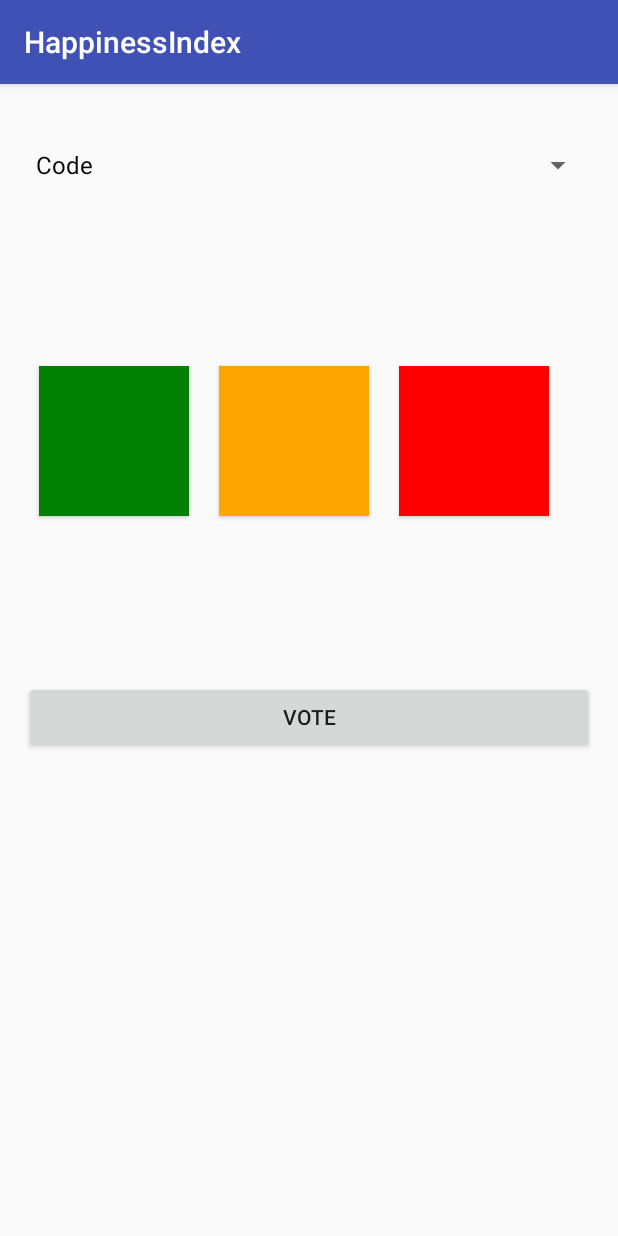
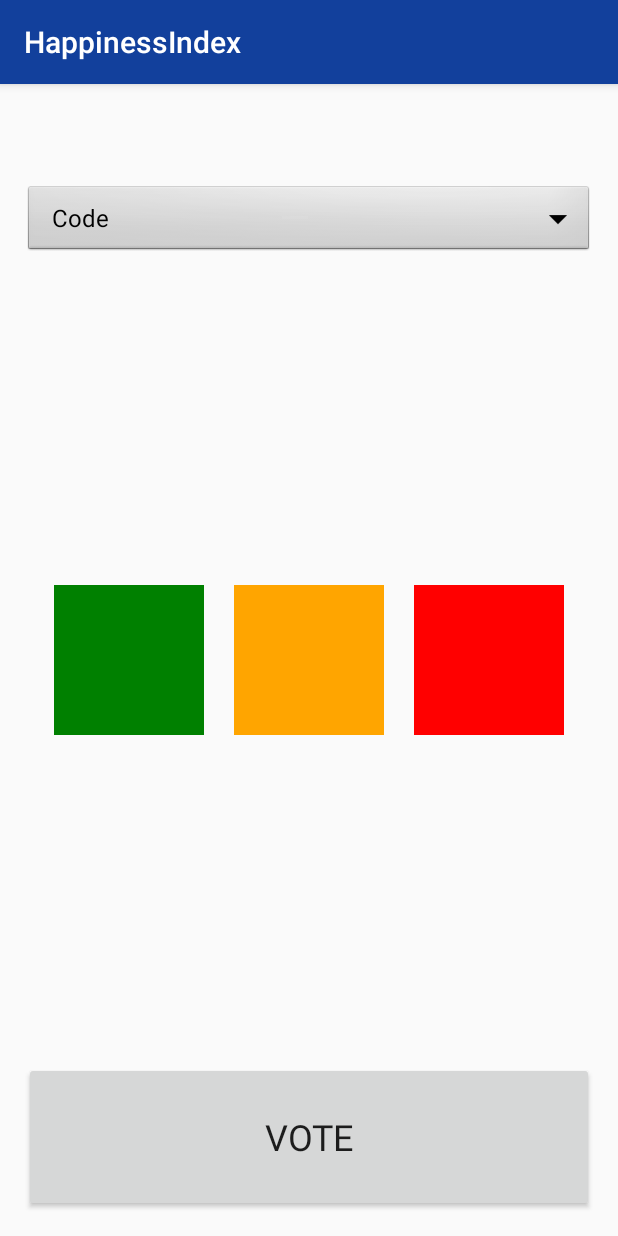
Before and after one commit to AlexandraKapp/HappinessIndex, an Android app: the screen it shows after launch (MainVoteActivity), on a phone screen of 412 x 824 dp. Run offline under Robolectric (Android 15) with nearby library versions, the phone set to English and light mode, and no system bars; our stand-ins replace ButterKnife.

Commit message:
some layout changes

```diff
--- a/app/src/main/java/com/kapp/happinessindex/MainVoteActivity.java
+++ b/app/src/main/java/com/kapp/happinessindex/MainVoteActivity.java
@@ -1,29 +1,66 @@
 package com.kapp.happinessindex;
 
 import android.content.Intent;
+import android.provider.MediaStore;
 import android.support.v7.app.AppCompatActivity;
 import android.os.Bundle;
 import android.util.Log;
 import android.view.View;
 import android.widget.AdapterView;
 import android.widget.ArrayAdapter;
+import android.widget.Button;
+import android.widget.RadioGroup;
 import android.widget.Spinner;
 
-public class MainVoteActivity extends AppCompatActivity implements AdapterView.OnItemSelectedListener {
+import butterknife.BindView;
+import butterknife.ButterKnife;
+
+import static android.R.attr.id;
+import static com.kapp.happinessindex.R.id.vote_radio_button_group;
+
+public class MainVoteActivity extends AppCompatActivity implements AdapterView.OnItemSelectedListener, RadioGroup.OnCheckedChangeListener {
 
     public static String SELECTED_HASHCODE_KEY = "hashcode key";
+
+    @SuppressWarnings("WeakerAccess")
+    @BindView(R.id.drop_down_menu)
     Spinner mDropDownMenu;
+
+
+    @SuppressWarnings("WeakerAccess")
+    @BindView(R.id.vote_radio_button_group)
+    RadioGroup mRadioGroup;
+
+    @SuppressWarnings("WeakerAccess")
+    @BindView(R.id.green_button)
+    Button greenButton;
+
+    @SuppressWarnings("WeakerAccess")
+    @BindView(R.id.orange_button)
+    Button orangeButton;
+
+    @SuppressWarnings("WeakerAccess")
+    @BindView(R.id.red_button)
+    Button redButton;
+
     String selectedHashCode;
+    final int GREEN_SELECTED = 1;
+    final int ORANGE_SELECTED = 2;
+    final int RED_SELECTED = 3;
+
 
     @Override
     protected void onCreate(Bundle savedInstanceState) {
         super.onCreate(savedInstanceState);
         setContentView(R.layout.activity_main_vote);
-        mDropDownMenu = (Spinner) findViewById(R.id.drop_down_menu);
+
+        ButterKnife.bind(this);
+
         ArrayAdapter<CharSequence> adapter = ArrayAdapter.createFromResource(this, R.array.hashcode_options, R.layout.support_simple_spinner_dropdown_item);
         adapter.setDropDownViewResource(R.layout.support_simple_spinner_dropdown_item);
         mDropDownMenu.setAdapter(adapter);
         mDropDownMenu.setOnItemSelectedListener(this);
+        mRadioGroup.setOnCheckedChangeListener(this);
 
 
     }
@@ -33,9 +70,10 @@ public class MainVoteActivity extends AppCompatActivity implements AdapterView.O
         //TODO: check if a button is selected
         //TODO: check if already voted
         //TODO: check if hashtag is selected
+
         //TODO: add vote to database
 
-        Log.e("DEBUG", "selected Hash Code " + selectedHashCode);
+        //getSelectedValue();
 
         Intent nextActivity = new Intent(MainVoteActivity.this, StatsActivity.class);
         nextActivity.putExtra(SELECTED_HASHCODE_KEY, selectedHashCode);
@@ -43,9 +81,29 @@ public class MainVoteActivity extends AppCompatActivity implements AdapterView.O
         startActivity(nextActivity);
     }
 
+    /*
+    returns the selected value green, orange or red
+    if no value is selected -1 is returned
+     */
+    private int getSelectedValue() {
+
+        //TODO: fix bug nullpointerexception
+
+        int selectedValueButton = mRadioGroup.getCheckedRadioButtonId();
+
+        if (selectedValueButton == greenButton.getId()) {
+            return GREEN_SELECTED;
+        } else if (selectedValueButton == orangeButton.getId()) {
+            return ORANGE_SELECTED;
+        } else if (selectedValueButton == redButton.getId()) {
+            return RED_SELECTED;
+        } else {
+            return -1;
+        }
+    }
+
     @Override
     public void onItemSelected(AdapterView<?> parent, View view, int position, long id) {
-        Log.d("DEBUG", "get selected item in onItemselected " + (String) parent.getItemAtPosition(position));
         selectedHashCode = (String) parent.getItemAtPosition(position);
     }
 
@@ -53,4 +111,46 @@ public class MainVoteActivity extends AppCompatActivity implements AdapterView.O
     public void onNothingSelected(AdapterView<?> parent) {
 
     }
+
+    @Override
+    public void onCheckedChanged(RadioGroup group, int checkedId) {
+        int selectedValue = getSelectedValue();
+
+        switch (selectedValue) {
+            case GREEN_SELECTED:
+                greenButton.setBackground(getDrawable(R.drawable.gradient_green));
+                orangeButton.setBackground(getDrawable(R.color.basic_orange));
+                redButton.setBackground(getDrawable(R.color.basic_red));
+
+                greenButton.setElevation(getResources().getDimension(R.dimen.small_elevation));
+                orangeButton.setElevation(getResources().getDimension(R.dimen.no_elevation));
+                redButton.setElevation(getResources().getDimension(R.dimen.no_elevation));
+
+                break;
+            case ORANGE_SELECTED:
+                greenButton.setBackground(getDrawable(R.color.basic_green));
+                orangeButton.setBackground(getDrawable(R.drawable.gradient_orange));
+                redButton.setBackground(getDrawable(R.color.basic_red));
+
+                greenButton.setElevation(getResources().getDimension(R.dimen.no_elevation));
+                orangeButton.setElevation(getResources().getDimension(R.dimen.small_elevation));
+                redButton.setElevation(getResources().getDimension(R.dimen.no_elevation));
+
+                break;
+            case RED_SELECTED:
+                greenButton.setBackground(getDrawable(R.color.basic_green));
+                orangeButton.setBackground(getDrawable(R.color.basic_orange));
+                redButton.setBackground(getDrawable(R.drawable.gradient_red));
+
+
+                greenButton.setElevation(getResources().getDimension(R.dimen.no_elevation));
+                orangeButton.setElevation(getResources().getDimension(R.dimen.no_elevation));
+                redButton.setElevation(getResources().getDimension(R.dimen.small_elevation));
+                break;
+            default:
+                greenButton.setBackground(getDrawable(R.color.basic_green));
+                orangeButton.setBackground(getDrawable(R.color.basic_orange));
+                redButton.setBackground(getDrawable(R.color.basic_red));
+        }
+    }
 }
--- /dev/null
+++ b/app/src/main/res/drawable/gradient_green.xml
@@ -0,0 +1,8 @@
+<?xml version="1.0" encoding="utf-8"?>
+<shape xmlns:android="http://schemas.android.com/apk/res/android"
+    android:shape="rectangle">
+    <gradient
+        android:startColor="@android:color/white"
+        android:endColor="@color/basic_green"
+        android:angle="45" />
+</shape>
--- /dev/null
+++ b/app/src/main/res/drawable/gradient_orange.xml
@@ -0,0 +1,8 @@
+<?xml version="1.0" encoding="utf-8"?>
+<shape xmlns:android="http://schemas.android.com/apk/res/android"
+    android:shape="rectangle">
+    <gradient
+        android:startColor="@android:color/white"
+        android:endColor="@color/basic_orange"
+        android:angle="45" />
+</shape>
--- /dev/null
+++ b/app/src/main/res/drawable/gradient_red.xml
@@ -0,0 +1,8 @@
+<?xml version="1.0" encoding="utf-8"?>
+<shape xmlns:android="http://schemas.android.com/apk/res/android"
+    android:shape="rectangle">
+    <gradient
+        android:startColor="@android:color/white"
+        android:endColor="@color/basic_red"
+        android:angle="45" />
+</shape>
--- /dev/null
+++ b/app/src/main/res/drawable/radio_button.xml
@@ -0,0 +1,3 @@
+<?xml version="1.0" encoding="utf-8"?>
+<selector xmlns:android="http://schemas.android.com/apk/res/android">
+</selector>
--- a/app/src/main/res/layout/activity_main_vote.xml
+++ b/app/src/main/res/layout/activity_main_vote.xml
@@ -1,5 +1,6 @@
 <?xml version="1.0" encoding="utf-8"?>
-<LinearLayout xmlns:android="http://schemas.android.com/apk/res/android"
+<RelativeLayout
+    xmlns:android="http://schemas.android.com/apk/res/android"
     xmlns:tools="http://schemas.android.com/tools"
     android:id="@+id/activity_main_rate"
     android:layout_width="match_parent"
@@ -13,34 +14,31 @@
 
 
     <Spinner
+        android:id="@+id/drop_down_menu"
         android:layout_width="match_parent"
-        android:layout_height="wrap_content"
+        android:layout_height="@dimen/drop_down_height"
         android:layout_gravity="center_horizontal"
-        android:layout_marginTop="14dp"
-        android:id="@+id/drop_down_menu"
+        android:layout_marginTop="50dp"
         android:elevation="@dimen/small_elevation"
+        android:background="@android:drawable/btn_dropdown"
+        android:textAllCaps="true"
+        android:textAppearance="@style/Base.TextAppearance.AppCompat.Display1"
         tools:text="#Code"/>
-
-    <View
-        android:id="@+id/spacer1"
-        android:layout_width="match_parent"
-        android:layout_height="100dp"/>
 
     <include android:id="@+id/colored_buttons"
         layout="@layout/buttons_fragment"
         android:layout_width="wrap_content"
         android:layout_height="wrap_content"
-        android:layout_gravity="center_vertical"/>
+        android:layout_centerVertical="true"
+        android:layout_centerHorizontal="true"/>
 
-
-    <View
-        android:id="@+id/spacer2"
-        android:layout_width="match_parent"
-        android:layout_height="100dp"/>
 
     <Button
         android:layout_width="match_parent"
-        android:layout_height="wrap_content"
+        android:layout_height="@dimen/large_button_height"
         android:text="@string/vote_button_text"
-        android:onClick="vote"/>
-</LinearLayout>
+        android:onClick="vote"
+        android:layout_alignParentBottom="true"
+        android:textAllCaps="true"
+        android:textAppearance="@style/Base.TextAppearance.AppCompat.Headline"/>
+</RelativeLayout>
--- a/app/src/main/res/layout/activity_stats.xml
+++ b/app/src/main/res/layout/activity_stats.xml
@@ -6,6 +6,7 @@
     android:layout_width="match_parent"
     android:layout_height="match_parent"
     android:orientation="vertical"
+    android:background="@color/simple_grey"
     tools:context="com.kapp.happinessindex.StatsActivity">
 
     <TextView
--- a/app/src/main/res/layout/buttons_fragment.xml
+++ b/app/src/main/res/layout/buttons_fragment.xml
@@ -3,25 +3,34 @@
     android:layout_width="wrap_content" android:layout_height="match_parent"
     android:layout_gravity="center_horizontal">
 
-    <Button
-        android:id="@+id/green_button_stats"
+    <RadioGroup
+        android:id="@+id/vote_radio_button_group"
+        android:layout_width="wrap_content"
+        android:layout_height="wrap_content"
+        android:orientation="horizontal">
+
+    <RadioButton
+        android:id="@+id/green_button"
         android:layout_width="@dimen/button_size"
         android:layout_height="@dimen/button_size"
         android:background="@color/basic_green"
         android:layout_margin="@dimen/small_margin"
         android:layout_gravity="center_vertical"/>
-    <Button
-        android:id="@+id/orange_button_stats"
+    <RadioButton
+        android:id="@+id/orange_button"
         android:layout_width="@dimen/button_size"
         android:layout_height="@dimen/button_size"
         android:background="@color/basic_orange"
         android:layout_margin="@dimen/small_margin"
         android:layout_gravity="center_vertical"/>
-    <Button
-        android:id="@+id/red_button_stats"
+
+    <RadioButton
+        android:id="@+id/red_button"
         android:layout_width="@dimen/button_size"
         android:layout_height="@dimen/button_size"
         android:background="@color/basic_red"
         android:layout_margin="@dimen/small_margin"
         android:layout_gravity="center_vertical"/>
+    </RadioGroup>
+
 </LinearLayout>
--- a/app/src/main/res/values/colors.xml
+++ b/app/src/main/res/values/colors.xml
@@ -1,10 +1,12 @@
 <?xml version="1.0" encoding="utf-8"?>
 <resources>
-    <color name="colorPrimary">#3F51B5</color>
-    <color name="colorPrimaryDark">#303F9F</color>
-    <color name="colorAccent">#FF4081</color>
+    <color name="colorPrimary">#12409C</color>
+    <color name="colorPrimaryDark">#0B2861</color>
+    <color name="colorAccent">#75A0BB</color>
 
     <color name="basic_green">#008000</color>
     <color name="basic_orange">#FFA500</color>
     <color name="basic_red">#FF0000</color>
+
+    <color name="simple_grey">#DDE2E6</color>
 </resources>
--- a/app/src/main/res/values/dimens.xml
+++ b/app/src/main/res/values/dimens.xml
@@ -5,5 +5,8 @@
     <dimen name="button_size">100dp</dimen>
     <dimen name="small_margin">10dp</dimen>
     <dimen name="medium_margin">20dp</dimen>
-    <dimen name="small_elevation">5dp</dimen>
+    <dimen name="small_elevation">1dp</dimen>
+    <dimen name="no_elevation">0dp</dimen>
+    <dimen name="drop_down_height">50dp</dimen>
+    <dimen name="large_button_height">100dp</dimen>
 </resources>
--- a/app/src/main/res/values/styles.xml
+++ b/app/src/main/res/values/styles.xml
@@ -6,6 +6,11 @@
         <item name="colorPrimary">@color/colorPrimary</item>
         <item name="colorPrimaryDark">@color/colorPrimaryDark</item>
         <item name="colorAccent">@color/colorAccent</item>
+        <item name="android:radioButtonStyle">@style/RadioButton</item>
+    </style>
+
+    <style name="RadioButton" parent="@android:style/Widget.CompoundButton.RadioButton">
+        <item name="android:button">@drawable/radio_button</item>
     </style>
 
 </resources>
```
Also changed, not shown: app/src/main/java/com/kapp/happinessindex/TabFragment.java (+3 -4 lines), app/src/main/res/layout/tab_colorfields_fragment.xml (+8 -8 lines).
